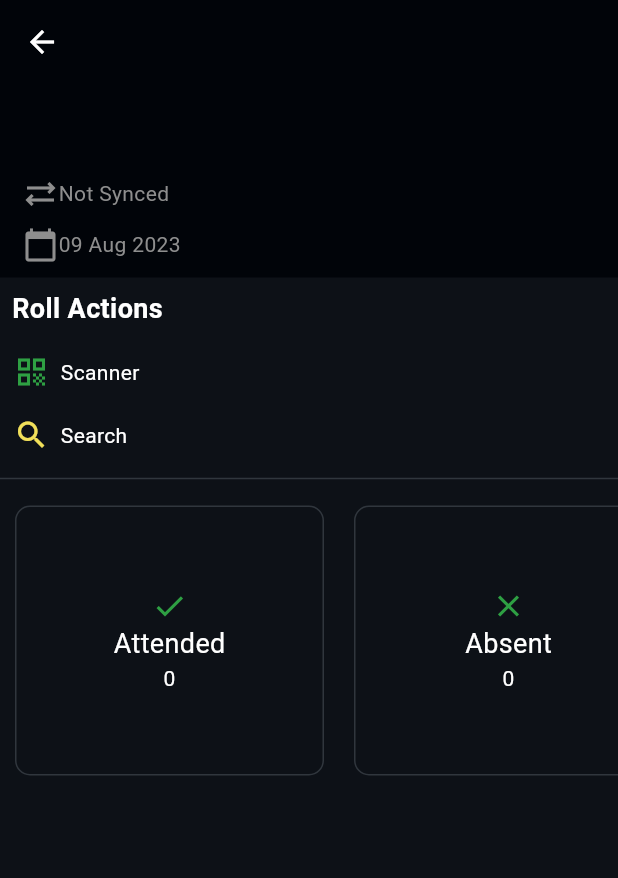
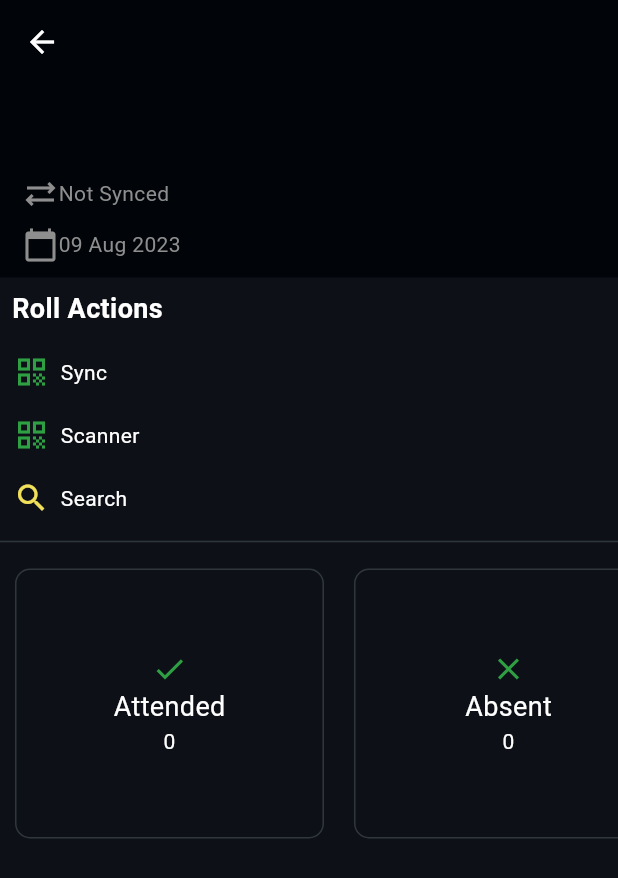
Before and after one commit to KaptenASP/CadetsApp, a Flutter app: the ActivityHome screen opened directly with empty values, on a phone screen of 412 x 824 dp. Shown: the top 878 px of the screen. Run offline on Flutter 3.47's test engine with Material 2 defaults, Android fonts, the phone set to English and light mode, and no system bars; missing offline and left inert: mobile_scanner.

Commit message:
Started creating ability to sync roll with cadetnet

```diff
--- a/lib/Rolls/roll.dart
+++ b/lib/Rolls/roll.dart
@@ -68,7 +68,7 @@ class Roll {
 class RollManager {
   static int _rollId = 0;
   static final List<Roll> _rolls = [];
-  static final Session session = Session();
+  static final Session session = Session.instance;
 
   RollManager() {
     // Load all the file based data:
--- a/lib/Rolls/user_mappings.dart
+++ b/lib/Rolls/user_mappings.dart
@@ -14,7 +14,7 @@ class UserMappings {
   UserMappings() {
     loadJsonData("mapper1").then((jsonData) {
       if (jsonData == Null) {
-        Session session = Session();
+        Session session = Session.instance;
         session.getCookies().then(
               (value) => session.login().then(
                     (value) => session.getUserMapping().then(
--- a/lib/activity_home.dart
+++ b/lib/activity_home.dart
@@ -1,3 +1,5 @@
+import 'package:cadets/Constants/cadetnet_api.dart';
+import 'package:cadets/Helpers/network_helper.dart';
 import 'package:cadets/Rolls/roll.dart';
 import 'package:flutter/material.dart';
 import 'scanner.dart';
@@ -86,6 +88,31 @@ class _ActivityHomeState extends State<ActivityHome> {
           ),
           Column(
             children: [
+              Card(
+                // Open up the scanner page when tapped
+                elevation: 0,
+                color: const Color(0xff0d1117),
+                child: InkWell(
+                  onTap: () {
+                    Session session = Session.instance;
+                    // APIGetRequest getGroups, String activityName
+                    APIGetRequest getGroups =
+                        CadetnetApi.getRollGroups(widget.roll.activityId);
+                    session
+                        .getNominalRoll(getGroups, widget.roll.title)
+                        .then((value) => print(value));
+                  },
+                  child: const Row(
+                    children: [
+                      Icon(
+                        Icons.qr_code,
+                        color: Color(0xff2ea043),
+                      ),
+                      Text("  Sync"),
+                    ],
+                  ),
+                ),
+              ),
               Card(
                 // Open up the scanner page when tapped
                 elevation: 0,
```
Also changed, not shown: lib/Helpers/network_helper.dart (+31 -0 lines).
